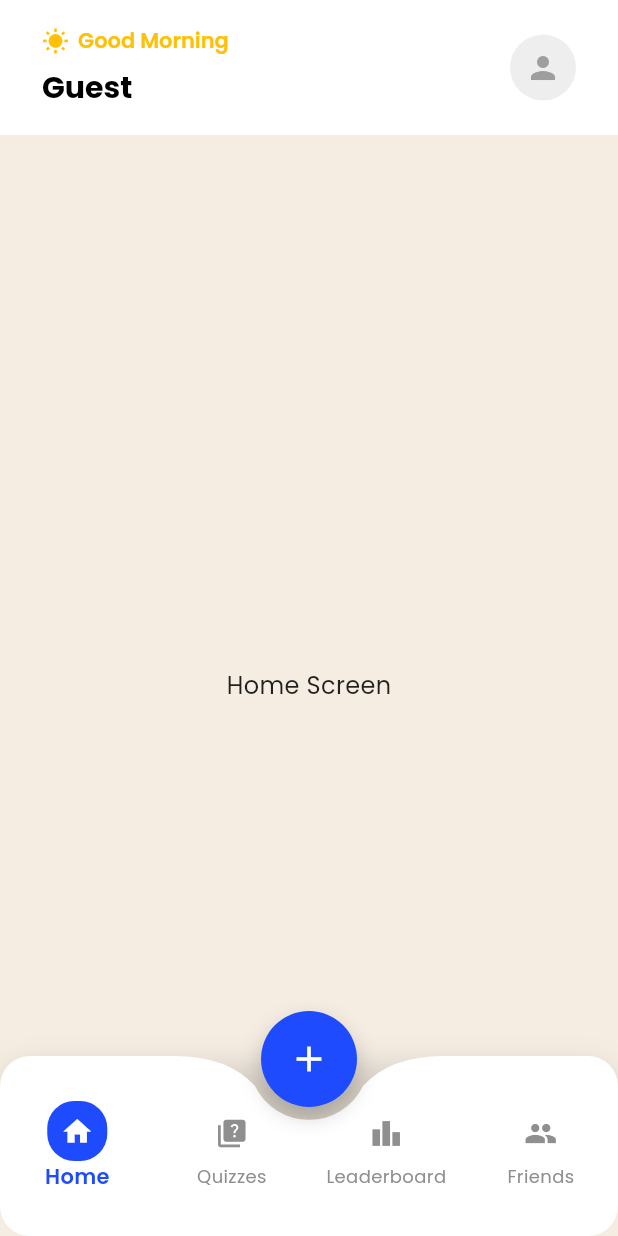
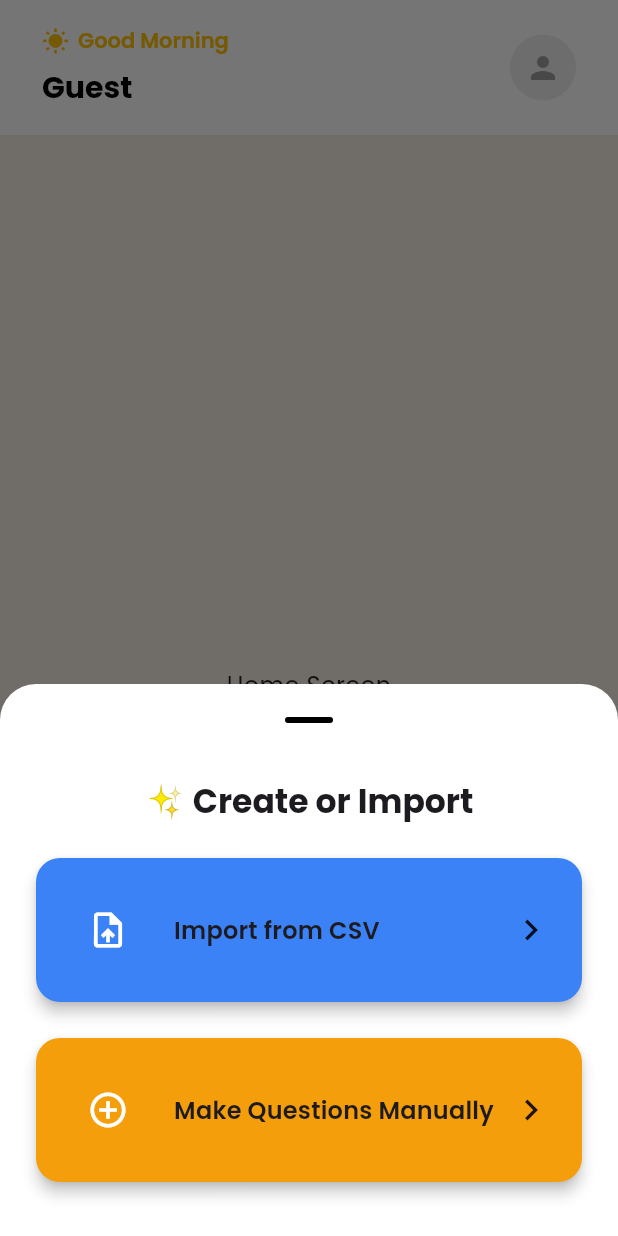
Before and after one commit to amhimel/quiz-academy-app, a Flutter app: the CustomBottomNav screen opened by its route, after a tap on the "add" icon, on a phone screen of 412 x 824 dp. Run offline on Flutter 3.47's test engine with Material 3 defaults, Android fonts, the phone set to English and light mode, and no system bars; our stand-ins replace csv, file_picker, flutter_dotenv, flutter_riverpod, go_router, google_fonts and 3 more; accounts and stored records are empty.

Commit message:
upload quiz dialog checked

```diff
--- a/lib/providers/csv_import_provider.dart
+++ b/lib/providers/csv_import_provider.dart
@@ -37,33 +37,74 @@ Future<void> showCreateOrImportSheet(
     WidgetRef ref,
     ) async {
   final theme = Theme.of(context);
+
   await showModalBottomSheet(
     context: context,
     showDragHandle: true,
     useSafeArea: true,
+    backgroundColor: theme.colorScheme.surface,
     shape: const RoundedRectangleBorder(
-      borderRadius: BorderRadius.vertical(top: Radius.circular(16)),
+      borderRadius: BorderRadius.vertical(top: Radius.circular(24)),
     ),
-    builder: (ctx) {
+    // 👇 we delegate to a small stateful widget so we can run animations inside
+    builder: (ctx) => _CreateOrImportSheet(),
+  );
+}
+
+/// Bottom sheet content with staggered animations
+class _CreateOrImportSheet extends StatefulWidget {
+  @override
+  State<_CreateOrImportSheet> createState() => _CreateOrImportSheetState();
+}
+
+class _CreateOrImportSheetState extends State<_CreateOrImportSheet> {
+  bool _showFirst = false;
+  bool _showSecond = false;
+
+  @override
+  void initState() {
+    super.initState();
+    // Staggered reveal
+    WidgetsBinding.instance.addPostFrameCallback((_) async {
+      setState(() => _showFirst = true);
+      await Future.delayed(const Duration(milliseconds: 120));
+      if (!mounted) return;
+      setState(() => _showSecond = true);
+    });
+  }
+
+  @override
+  Widget build(BuildContext context) {
+    final theme = Theme.of(context);
+
+    return Padding(
+      padding: const EdgeInsets.fromLTRB(20, 16, 20, 32),
+      child: Consumer(
+        builder: (context, ref, _) {
           final st = ref.watch(csvImportProvider);
-      return Padding(
-        padding: const EdgeInsets.fromLTRB(16, 8, 16, 24),
-        child: Column(
+
+          return Column(
             mainAxisSize: MainAxisSize.min,
             children: [
-            Text('Create or Import', style: theme.textTheme.titleLarge),
-            const SizedBox(height: 12),
+              Text(
+                '✨ Create or Import',
+                style: theme.textTheme.titleLarge?.copyWith(
+                  fontWeight: FontWeight.bold,
+                ),
+              ),
+              const SizedBox(height: 20),
 
-            // Option 1: Import
-            ListTile(
-              leading: const Icon(Icons.upload_file),
-              title: const Text('Import questions from CSV'),
-              subtitle: const Text('Bulk add questions to a quiz by file'),
+              // ───────────────────────── Import card ─────────────────────────
+              _AnimatedChoiceCard(
+                visible: _showFirst,
+                duration: const Duration(milliseconds: 260),
+                offset: const Offset(0, 0.12),
+                child: InkWell(
+                  borderRadius: BorderRadius.circular(16),
                   onTap: st.loading
                       ? null
                       : () async {
-                      Navigator.of(ctx).pop(); // close sheet first
-                      // trigger import picker
+                    Navigator.of(context).pop(); // close sheet
                     await ref
                         .read(csvImportProvider.notifier)
                         .importFromPicker();
@@ -72,55 +113,158 @@ Future<void> showCreateOrImportSheet(
                     if (result.error != null && context.mounted) {
                       ScaffoldMessenger.of(context).showSnackBar(
                         SnackBar(
-                            content: Text('Import failed: ${result.error}'),
+                          backgroundColor: Colors.red.shade400,
+                          content:
+                          Text('❌ Import failed: ${result.error}'),
                         ),
                       );
                     } else if (!result.loading && context.mounted) {
                       ScaffoldMessenger.of(context).showSnackBar(
                         SnackBar(
+                          backgroundColor: Colors.green.shade600,
                           content: Text(
-                              'Imported ${result.quizzes} quiz(es), ${result.questions} question(s).',
+                            '✅ Imported ${result.quizzes} quiz(es), '
+                                '${result.questions} question(s).',
                           ),
                         ),
                       );
                     }
                   },
-              trailing: st.loading
+                  child: Card(
+                    color: theme.colorScheme.primaryContainer,
+                    shape: RoundedRectangleBorder(
+                      borderRadius: BorderRadius.circular(16),
+                    ),
+                    elevation: 4,
+                    child: Padding(
+                      padding: const EdgeInsets.all(20),
+                      child: Row(
+                        children: [
+                          CircleAvatar(
+                            radius: 28,
+                            backgroundColor: theme.colorScheme.primary,
+                            child: st.loading
                                 ? const SizedBox(
                               height: 20,
                               width: 20,
-                      child: CircularProgressIndicator(strokeWidth: 2),
+                              child: CircularProgressIndicator(
+                                strokeWidth: 2,
+                                color: Colors.white,
+                              ),
                             )
-                  : const Icon(Icons.chevron_right),
+                                : const Icon(
+                              Icons.upload_file,
+                              size: 28,
+                              color: Colors.white,
+                            ),
+                          ),
+                          const SizedBox(width: 16),
+                          Expanded(
+                            child: Text(
+                              'Import from CSV',
+                              style: theme.textTheme.titleMedium?.copyWith(
+                                fontWeight: FontWeight.w600,
+                              ),
+                            ),
+                          ),
+                          const Icon(Icons.chevron_right, size: 28),
+                        ],
+                      ),
+                    ),
+                  ),
+                ),
               ),
 
-            const Divider(height: 8),
+              const SizedBox(height: 16),
 
-            // Option 2: Make
-            ListTile(
-              leading: const Icon(Icons.add_circle_outline),
-              title: const Text('Make questions manually'),
-              subtitle: const Text(
-                'Create a new quiz and add questions one by one',
-              ),
+              // ───────────────────────── Make card ─────────────────────────
+              _AnimatedChoiceCard(
+                visible: _showSecond,
+                duration: const Duration(milliseconds: 300),
+                offset: const Offset(0, 0.12),
+                child: InkWell(
+                  borderRadius: BorderRadius.circular(16),
                   onTap: () {
-                Navigator.of(ctx).pop();
-                // navigate to your quiz creation flow
+                    Navigator.of(context).pop();
                     Navigator.of(context).push(
                       MaterialPageRoute(
                         builder: (_) => CreateQuizMetaScreen(
-                      initialCode: generateCode(), // your helper
+                          initialCode: generateCode(),
                         ),
                       ),
                     );
                   },
-              trailing: const Icon(Icons.chevron_right),
+                  child: Card(
+                    color: theme.colorScheme.secondaryContainer,
+                    shape: RoundedRectangleBorder(
+                      borderRadius: BorderRadius.circular(16),
+                    ),
+                    elevation: 4,
+                    child: Padding(
+                      padding: const EdgeInsets.all(20),
+                      child: Row(
+                        children: [
+                          CircleAvatar(
+                            radius: 28,
+                            backgroundColor: theme.colorScheme.secondary,
+                            child: const Icon(
+                              Icons.add_circle_outline,
+                              size: 28,
+                              color: Colors.white,
+                            ),
+                          ),
+                          const SizedBox(width: 16),
+                          Expanded(
+                            child: Text(
+                              'Make Questions Manually',
+                              style: theme.textTheme.titleMedium?.copyWith(
+                                fontWeight: FontWeight.w600,
+                              ),
+                            ),
+                          ),
+                          const Icon(Icons.chevron_right, size: 28),
+                        ],
+                      ),
+                    ),
+                  ),
+                ),
               ),
             ],
+          );
+        },
       ),
     );
-    },
+  }
+}
+
+/// Reusable slide+fade wrapper
+class _AnimatedChoiceCard extends StatelessWidget {
+  const _AnimatedChoiceCard({
+    required this.child,
+    required this.visible,
+    required this.duration,
+    required this.offset,
+  });
+
+  final Widget child;
+  final bool visible;
+  final Duration duration;
+  final Offset offset;
+
+  @override
+  Widget build(BuildContext context) {
+    return AnimatedSlide(
+      offset: visible ? Offset.zero : offset,
+      duration: duration,
+      curve: Curves.easeOutCubic,
+      child: AnimatedOpacity(
+        opacity: visible ? 1 : 0,
+        duration: duration,
+        curve: Curves.easeOutCubic,
+        child: child,
+      ),
     );
+  }
 }
 
 class CsvImportNotifier extends StateNotifier<CsvImportState> {
--- a/lib/screens/custom_bottom_nav.dart
+++ b/lib/screens/custom_bottom_nav.dart
@@ -1,3 +1,5 @@
+import 'dart:developer';
+
 import 'package:flutter/material.dart';
 import 'package:flutter_riverpod/flutter_riverpod.dart';
 import 'package:go_router/go_router.dart';
@@ -169,11 +171,7 @@ class _CustomBottomNavState extends ConsumerState<CustomBottomNav> {
                           ),
                           child: IconButton(
                             icon: const Icon(Icons.add, color: Colors.white, size: 28),
-                            onPressed: () {
-                                  () => showCreateOrImportSheet(context, ref);
-                              // TODO: create quiz action
-
-                            },
+                            onPressed: () => showCreateOrImportSheet(context, ref),
                           ),
                         ),
                       ),
```
Lines whose indentation alone changed are shown as unchanged.
